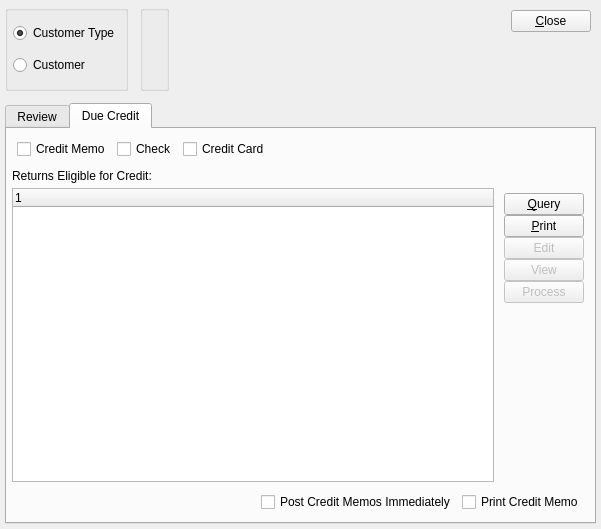
This is xtuple/trunk/guiclient/returnAuthorizationWorkbench.ui in WooodHead/xtuple as Qt 5 draws it before an edit. The edited form follows.
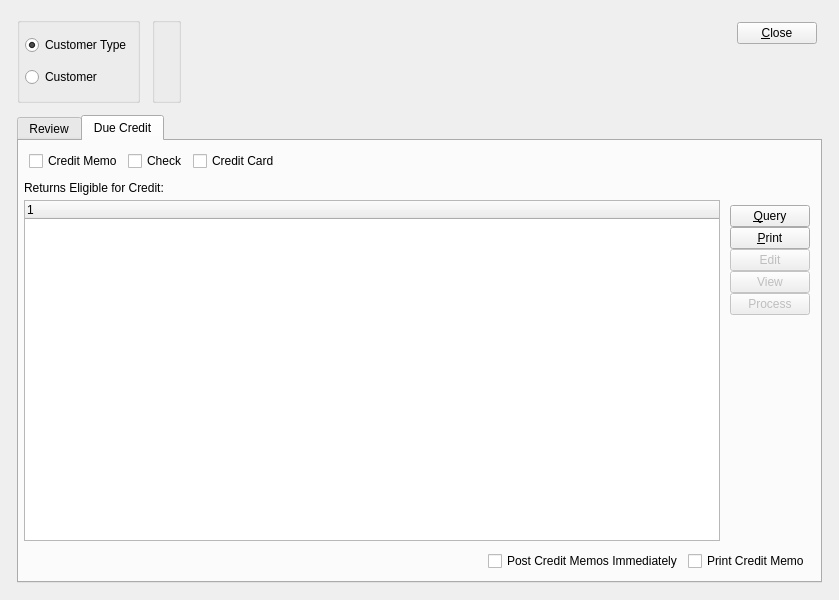
This is the edited form. The open tabs and pages were chosen to show the change. Custom widgets are drawn as their Qt base class.

What changed in the file:
```diff
--- a/xtuple/trunk/guiclient/returnAuthorizationWorkbench.ui
+++ b/xtuple/trunk/guiclient/returnAuthorizationWorkbench.ui
@@ -12,8 +12,8 @@
    <rect>
     <x>0</x>
     <y>0</y>
-    <width>601</width>
-    <height>529</height>
+    <width>839</width>
+    <height>600</height>
    </rect>
   </property>
   <property name="minimumSize" >
@@ -28,6 +28,9 @@
   <layout class="QGridLayout" >
    <item row="0" column="0" >
     <layout class="QGridLayout" >
+     <property name="margin" >
+      <number>12</number>
+     </property>
      <property name="spacing" >
       <number>12</number>
      </property>
@@ -365,9 +368,6 @@
          </property>
          <item row="3" column="0" colspan="2" >
           <layout class="QHBoxLayout" >
-           <property name="spacing" >
-            <number>6</number>
-           </property>
            <property name="margin" >
             <number>5</number>
            </property>
@@ -509,9 +509,6 @@
          </item>
          <item row="0" column="0" colspan="2" >
           <layout class="QHBoxLayout" >
-           <property name="spacing" >
-            <number>6</number>
-           </property>
            <property name="margin" >
             <number>5</number>
            </property>
```
Left out of the diff: 3 changed lines with no effect on the pictures.
